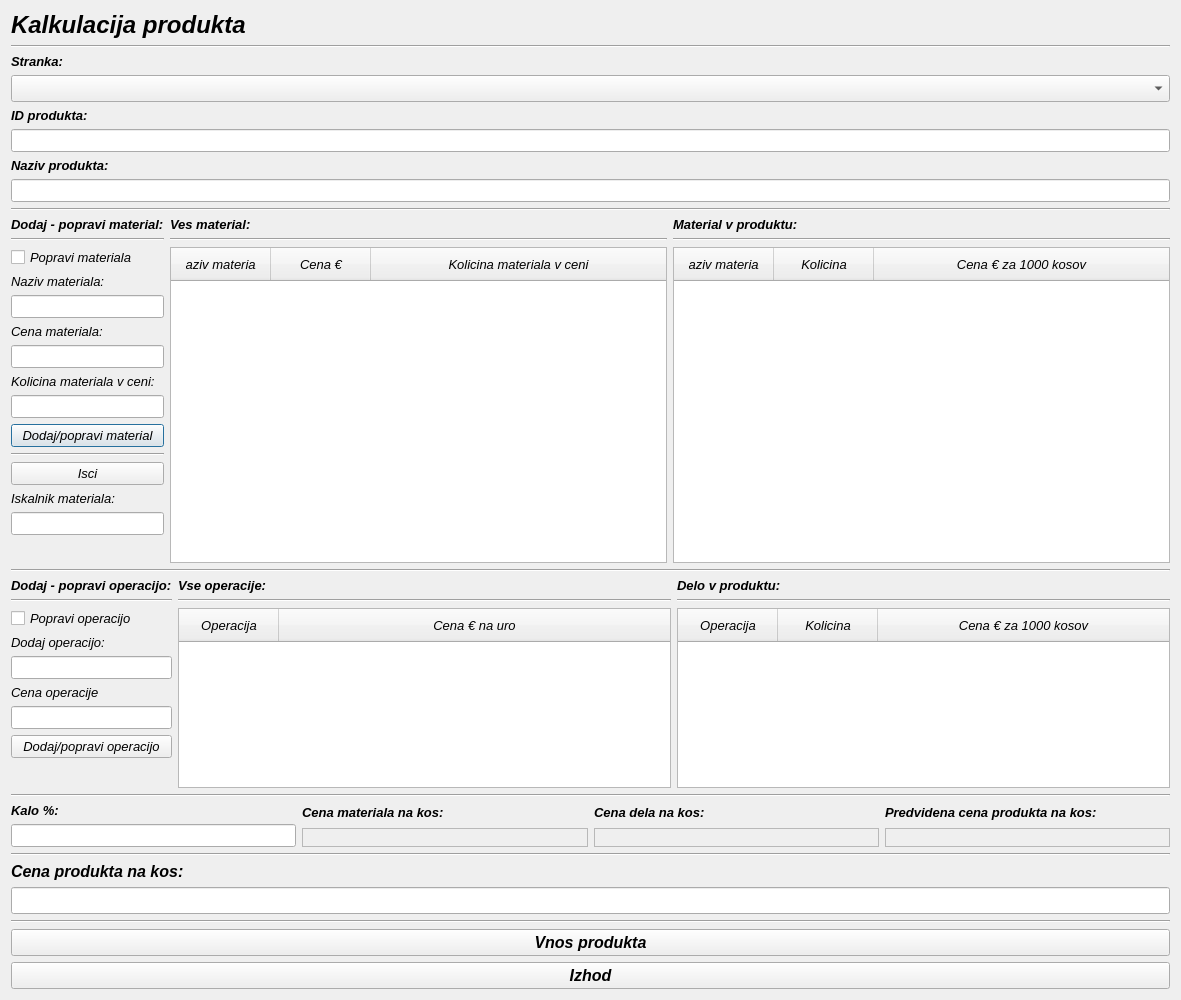
MaxMaxy/racun, file kalkulacija.ui: the form before one commit.
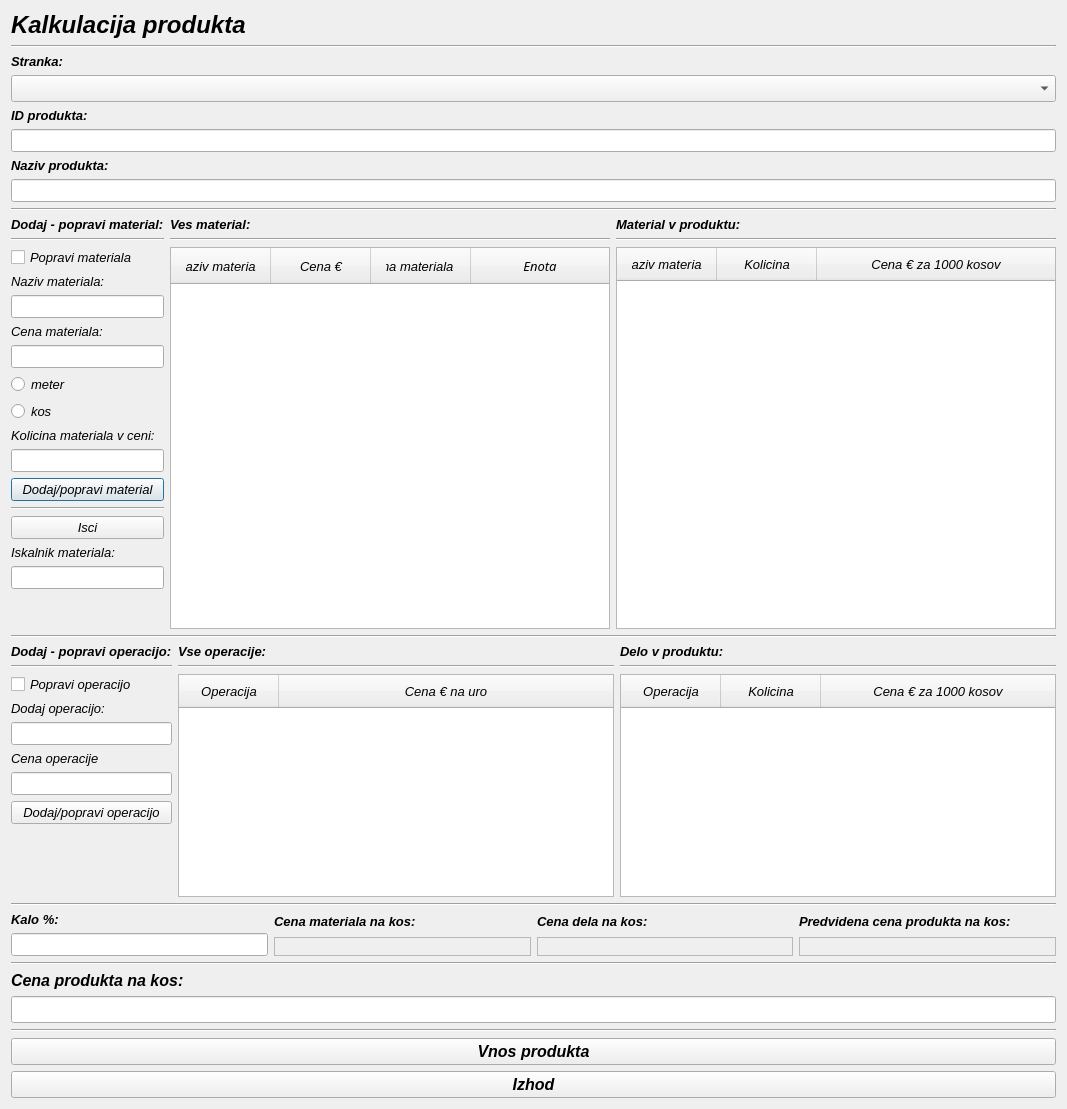
The form after the commit.

```diff
--- a/kalkulacija.ui
+++ b/kalkulacija.ui
@@ -6,8 +6,8 @@
    <rect>
     <x>0</x>
     <y>0</y>
-    <width>1181</width>
-    <height>1000</height>
+    <width>1067</width>
+    <height>1109</height>
    </rect>
   </property>
   <property name="font">
@@ -268,6 +268,20 @@
              </item>
             </layout>
            </item>
+           <item>
+            <widget class="QRadioButton" name="radioButton_meter">
+             <property name="text">
+              <string>meter</string>
+             </property>
+            </widget>
+           </item>
+           <item>
+            <widget class="QRadioButton" name="radioButton_kos">
+             <property name="text">
+              <string>kos</string>
+             </property>
+            </widget>
+           </item>
            <item>
             <layout class="QVBoxLayout" name="verticalLayout_16">
              <item>
@@ -468,6 +482,21 @@
                  <set>AlignCenter</set>
                 </property>
                </column>
+               <column>
+                <property name="text">
+                 <string>Enota</string>
+                </property>
+                <property name="font">
+                 <font>
+                  <family>Sans</family>
+                  <pointsize>10</pointsize>
+                  <italic>true</italic>
+                 </font>
+                </property>
+                <property name="textAlignment">
+                 <set>AlignCenter</set>
+                </property>
+               </column>
               </widget>
              </item>
              <item>
```
Left out of the diff: 2 changed lines with no effect on the pictures.
